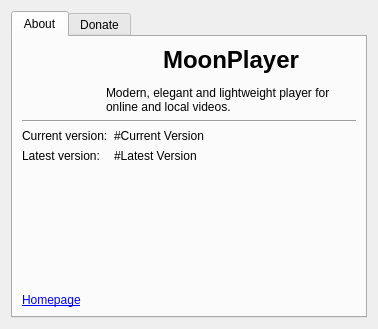
Before: the Qt Designer form src/aboutdialog.ui in coslyk/moonplayer, drawn with Qt 5.
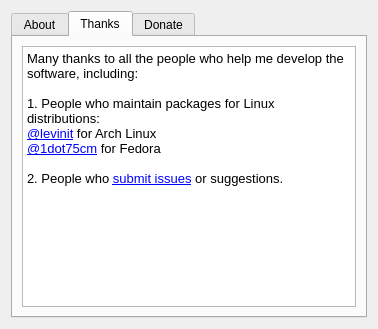
After: the same form once the commit is applied. The open tabs and pages were chosen to show the change. Icons and pictures are not drawn.

Commit message: Add thanks info

```diff
--- a/src/aboutdialog.ui
+++ b/src/aboutdialog.ui
@@ -130,6 +130,33 @@
        </item>
       </layout>
      </widget>
+     <widget class="QWidget" name="thanksTab">
+      <attribute name="title">
+       <string>Thanks</string>
+      </attribute>
+      <layout class="QGridLayout" name="gridLayout_3">
+       <item row="0" column="0">
+        <widget class="QTextBrowser" name="textBrowser">
+         <property name="html">
+          <string>&lt;!DOCTYPE HTML PUBLIC &quot;-//W3C//DTD HTML 4.0//EN&quot; &quot;http://www.w3.org/TR/REC-html40/strict.dtd&quot;&gt;
+&lt;html&gt;&lt;head&gt;&lt;meta name=&quot;qrichtext&quot; content=&quot;1&quot; /&gt;&lt;style type=&quot;text/css&quot;&gt;
+p, li { white-space: pre-wrap; }
+&lt;/style&gt;&lt;/head&gt;&lt;body style=&quot; font-family:'Noto Sans CJK SC'; font-size:10pt; font-weight:400; font-style:normal;&quot;&gt;
+&lt;p style=&quot; margin-top:0px; margin-bottom:0px; margin-left:0px; margin-right:0px; -qt-block-indent:0; text-indent:0px;&quot;&gt;Many thanks to all the people who help me develop the software, including:&lt;/p&gt;
+&lt;p style=&quot;-qt-paragraph-type:empty; margin-top:0px; margin-bottom:0px; margin-left:0px; margin-right:0px; -qt-block-indent:0; text-indent:0px;&quot;&gt;&lt;br /&gt;&lt;/p&gt;
+&lt;p style=&quot; margin-top:0px; margin-bottom:0px; margin-left:0px; margin-right:0px; -qt-block-indent:0; text-indent:0px;&quot;&gt;1. People who maintain packages for Linux distributions:&lt;/p&gt;
+&lt;p style=&quot; margin-top:0px; margin-bottom:0px; margin-left:0px; margin-right:0px; -qt-block-indent:0; text-indent:0px;&quot;&gt;&lt;a href=&quot;https://github.com/levinit&quot;&gt;&lt;span style=&quot; text-decoration: underline; color:#0000ff;&quot;&gt;@levinit&lt;/span&gt;&lt;/a&gt; for Arch Linux&lt;/p&gt;
+&lt;p style=&quot; margin-top:0px; margin-bottom:0px; margin-left:0px; margin-right:0px; -qt-block-indent:0; text-indent:0px;&quot;&gt;&lt;a href=&quot;https://github.com/1dot75cm&quot;&gt;&lt;span style=&quot; text-decoration: underline; color:#0000ff;&quot;&gt;@1dot75cm&lt;/span&gt;&lt;/a&gt; for Fedora&lt;/p&gt;
+&lt;p style=&quot;-qt-paragraph-type:empty; margin-top:0px; margin-bottom:0px; margin-left:0px; margin-right:0px; -qt-block-indent:0; text-indent:0px;&quot;&gt;&lt;br /&gt;&lt;/p&gt;
+&lt;p style=&quot; margin-top:0px; margin-bottom:0px; margin-left:0px; margin-right:0px; -qt-block-indent:0; text-indent:0px;&quot;&gt;2. People who &lt;a href=&quot;https://github.com/coslyk/moonplayer/issues&quot;&gt;&lt;span style=&quot; text-decoration: underline; color:#0000ff;&quot;&gt;submit issues&lt;/span&gt;&lt;/a&gt; or suggestions.&lt;/p&gt;&lt;/body&gt;&lt;/html&gt;</string>
+         </property>
+         <property name="openExternalLinks">
+          <bool>true</bool>
+         </property>
+        </widget>
+       </item>
+      </layout>
+     </widget>
      <widget class="QWidget" name="donateTab">
       <attribute name="title">
        <string>Donate</string>
```
